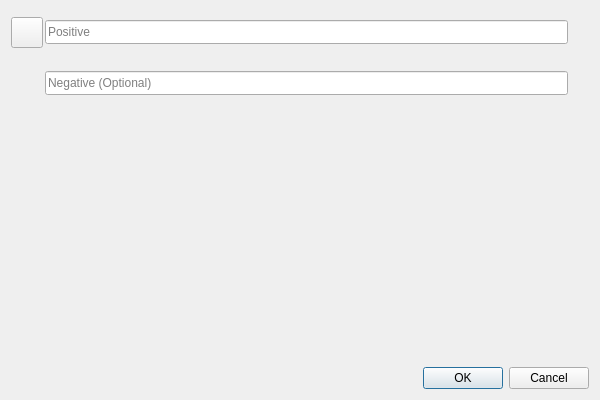
The window that ui/plot_value_editor_dialog.ui (zkovari/plotlyst) describes before a commit, drawn with Qt 5.
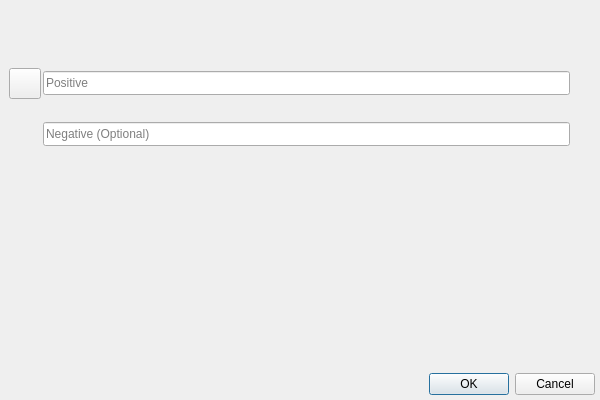
The same window after the commit. Custom widgets are drawn as their Qt base class.

Commit message: Place value templates in the top in plot value editor dialog

Patch:
```diff
--- a/ui/plot_value_editor_dialog.ui
+++ b/ui/plot_value_editor_dialog.ui
@@ -26,6 +26,21 @@
    <string>Dialog</string>
   </property>
   <layout class="QVBoxLayout" name="verticalLayout">
+   <property name="spacing">
+    <number>3</number>
+   </property>
+   <property name="leftMargin">
+    <number>5</number>
+   </property>
+   <property name="topMargin">
+    <number>5</number>
+   </property>
+   <property name="rightMargin">
+    <number>5</number>
+   </property>
+   <property name="bottomMargin">
+    <number>5</number>
+   </property>
    <item>
     <widget class="Subtitle" name="subtitle">
      <property name="title" stdset="0">
@@ -36,18 +51,63 @@
      </property>
     </widget>
    </item>
+   <item>
+    <widget class="QWidget" name="wdgTemplates" native="true">
+     <property name="sizePolicy">
+      <sizepolicy hsizetype="Expanding" vsizetype="Maximum">
+       <horstretch>0</horstretch>
+       <verstretch>0</verstretch>
+      </sizepolicy>
+     </property>
+     <property name="minimumSize">
+      <size>
+       <width>0</width>
+       <height>25</height>
+      </size>
+     </property>
+    </widget>
+   </item>
+   <item>
+    <spacer name="horizontalSpacer_2">
+     <property name="orientation">
+      <enum>Qt::Horizontal</enum>
+     </property>
+     <property name="sizeHint" stdset="0">
+      <size>
+       <width>579</width>
+       <height>32</height>
+      </size>
+     </property>
+    </spacer>
+   </item>
    <item>
     <layout class="QGridLayout" name="gridLayout">
+     <property name="leftMargin">
+      <number>4</number>
+     </property>
      <property name="topMargin">
       <number>0</number>
      </property>
+     <property name="rightMargin">
+      <number>4</number>
+     </property>
      <property name="bottomMargin">
       <number>5</number>
      </property>
      <property name="spacing">
       <number>2</number>
      </property>
-     <item row="0" column="0">
+     <item row="2" column="1" alignment="Qt::AlignHCenter">
+      <widget class="QToolButton" name="btnVersusIcon">
+       <property name="styleSheet">
+        <string notr="true">border: 0px;</string>
+       </property>
+       <property name="text">
+        <string/>
+       </property>
+      </widget>
+     </item>
+     <item row="1" column="0">
       <widget class="SecondaryActionToolButton" name="btnIcon">
        <property name="iconSize">
         <size>
@@ -57,7 +117,7 @@
        </property>
       </widget>
      </item>
-     <item row="0" column="1">
+     <item row="1" column="1">
       <widget class="QLineEdit" name="linePositive">
        <property name="sizePolicy">
         <sizepolicy hsizetype="Expanding" vsizetype="Maximum">
@@ -76,7 +136,17 @@
        </property>
       </widget>
      </item>
-     <item row="0" column="2">
+     <item row="3" column="2">
+      <widget class="QToolButton" name="btnChargeDown">
+       <property name="styleSheet">
+        <string notr="true">border: 0px;</string>
+       </property>
+       <property name="text">
+        <string/>
+       </property>
+      </widget>
+     </item>
+     <item row="1" column="2">
       <widget class="QToolButton" name="btnChargeUp">
        <property name="styleSheet">
         <string notr="true">border: 0px;</string>
@@ -86,17 +156,7 @@
        </property>
       </widget>
      </item>
-     <item row="1" column="1" alignment="Qt::AlignHCenter">
-      <widget class="QToolButton" name="btnVersusIcon">
-       <property name="styleSheet">
-        <string notr="true">border: 0px;</string>
-       </property>
-       <property name="text">
-        <string/>
-       </property>
-      </widget>
-     </item>
-     <item row="2" column="1">
+     <item row="3" column="1">
       <widget class="QLineEdit" name="lineNegative">
        <property name="sizePolicy">
         <sizepolicy hsizetype="Expanding" vsizetype="Maximum">
@@ -115,16 +175,6 @@
        </property>
       </widget>
      </item>
-     <item row="2" column="2">
-      <widget class="QToolButton" name="btnChargeDown">
-       <property name="styleSheet">
-        <string notr="true">border: 0px;</string>
-       </property>
-       <property name="text">
-        <string/>
-       </property>
-      </widget>
-     </item>
     </layout>
    </item>
    <item>
```
Left out of the diff: 31 changed lines with no effect on the pictures.
